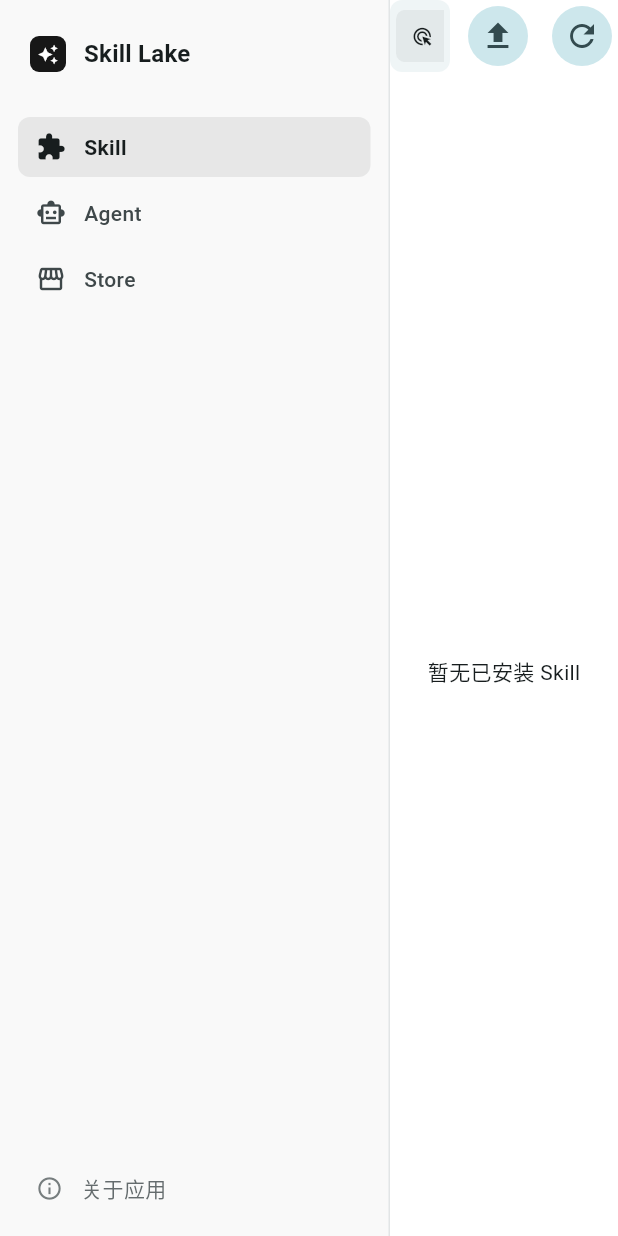
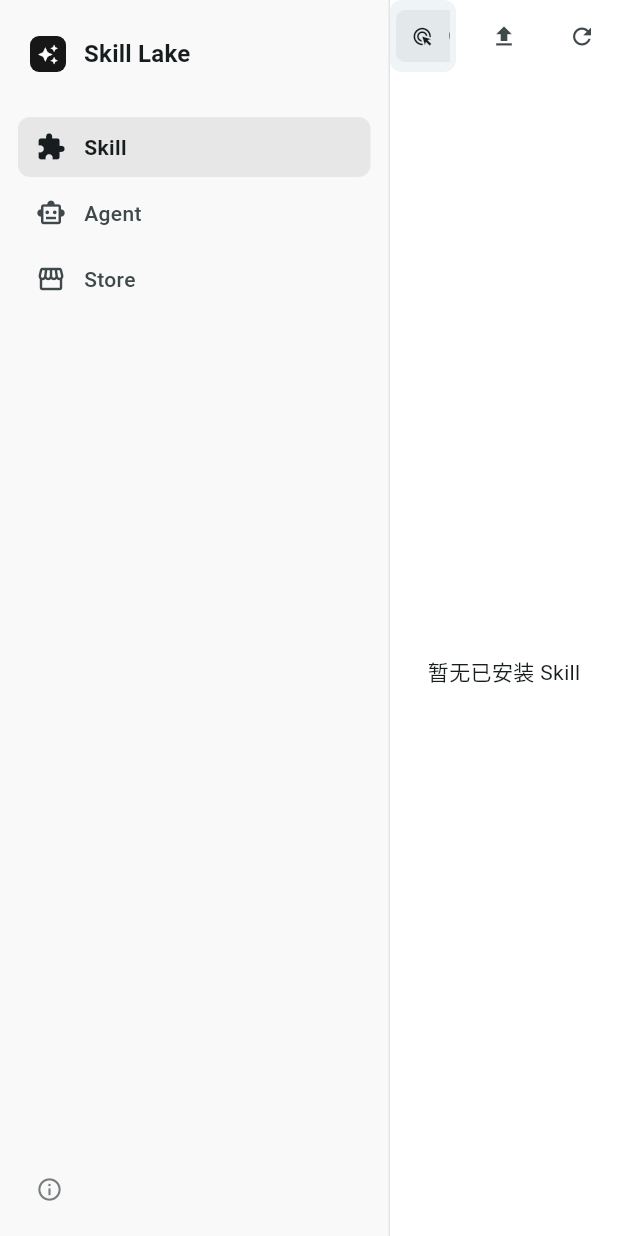
Before and after one commit to emlog/skill-lake, a Flutter app: the screen it shows after launch, on a phone screen of 412 x 824 dp. Run offline on Flutter 3.47's test engine with Material 3 defaults, Android fonts, the phone set to English and light mode, and no system bars; our stand-ins replace file_picker.

Commit message:
chore: truncate license file and update navigation structure in pages and scaffold

```diff
--- a/lib/pages/skill_management_page.dart
+++ b/lib/pages/skill_management_page.dart
@@ -120,21 +120,24 @@ class _SkillManagementPageState extends State<SkillManagementPage> {
             // 仅在当前 Agent 不是默认 Agent 且存在默认 Agent 时，显示同步按钮
             if (widget.defaultAgent != null &&
                 widget.defaultAgent!.id != widget.selectedAgent.id) ...<Widget>[
-              IconButton.filledTonal(
+              IconButton(
                 tooltip: '从默认 Agent（${widget.defaultAgent!.displayName}）同步 Skill',
+                iconSize: 18,
                 onPressed: _onSyncFromDefault,
                 icon: const Icon(Icons.sync_alt_outlined),
               ),
-              const SizedBox(width: 8),
+              const SizedBox(width: 4),
             ],
-            IconButton.filledTonal(
+            IconButton(
               tooltip: '上传安装',
+              iconSize: 18,
               onPressed: _onUploadInstall,
               icon: const Icon(Icons.upload),
             ),
-            const SizedBox(width: 8),
-            IconButton.filledTonal(
+            const SizedBox(width: 4),
+            IconButton(
               tooltip: '刷新',
+              iconSize: 18,
               onPressed: _loadSkills,
               icon: const Icon(Icons.refresh),
             ),
--- a/lib/widgets/app_scaffold_shell.dart
+++ b/lib/widgets/app_scaffold_shell.dart
@@ -99,13 +99,6 @@ class AppScaffoldShell extends StatelessWidget {
                               Icons.info_outline,
                               size: 18,
                               color: color.onSurfaceVariant.withValues(alpha: 0.7),
-                            ),
-                            const SizedBox(width: 12),
-                            Text(
-                              '关于应用',
-                              style: Theme.of(context).textTheme.bodyMedium?.copyWith(
-                                color: color.onSurfaceVariant.withValues(alpha: 0.8),
-                              ),
                             ),
                           ],
                         ),
```
Also changed, not shown: lib/pages/skill_store_page.dart (+14 -8 lines), 1 other file.
